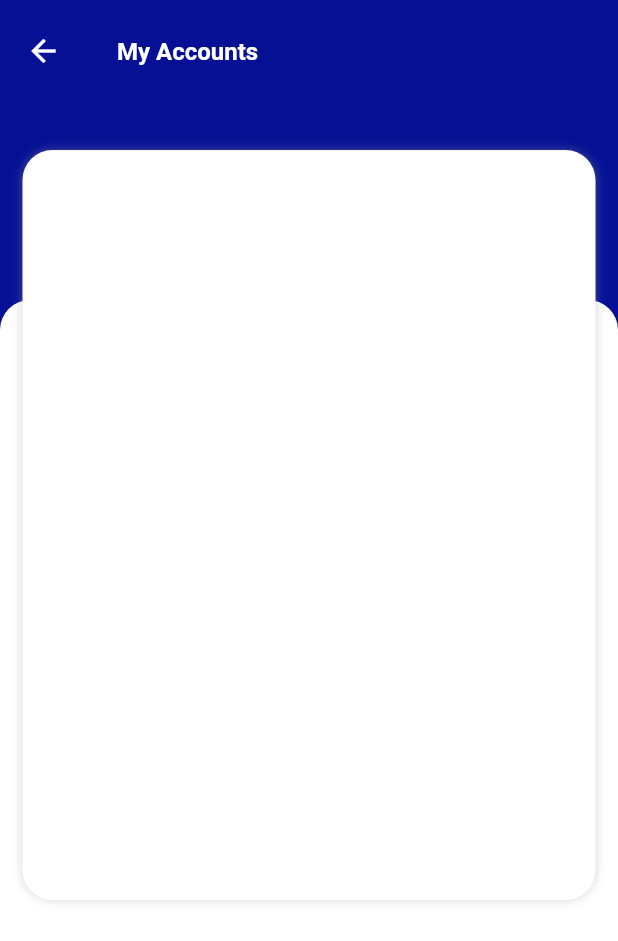
After one commit to bilal010/dacx_wallet_layouts, a Flutter app: the screen it shows after launch, after a tap on "Current Balance Main Layout", on a phone screen of 412 x 824 dp. The commit adds this screen. Shown: the top 941 px of the screen. Run offline on Flutter 3.47's test engine with Material 2 defaults, Android fonts, the light colour scheme and no system bars.

Commit message:
my account current balance screen added 1.0

```diff
--- /dev/null
+++ b/lib/main_layout_screen/current_balance_mls.dart
@@ -0,0 +1,93 @@
+import 'package:flutter/material.dart';
+
+
+class CurrentBalanceMainScreenLayout extends StatefulWidget {
+  const CurrentBalanceMainScreenLayout({Key? key}) : super(key: key);
+
+  @override
+  State<CurrentBalanceMainScreenLayout> createState() => _CurrentBalanceMainScreenLayoutState();
+}
+
+class _CurrentBalanceMainScreenLayoutState extends State<CurrentBalanceMainScreenLayout> {
+  @override
+  Widget build(BuildContext context) {
+    return SafeArea(
+      child: Scaffold(
+        body: Stack(
+          children: [
+            Positioned(
+              top: 0,
+              left: 0,
+              right: 0,
+              child: Container(
+                padding: const EdgeInsets.only(top: 10.0, bottom: 10.0, left: 5.0),
+                height: 400,
+                width: double.infinity,
+                color: const Color(0xff051094),
+                child: Row(
+                  //mainAxisAlignment: MainAxisAlignment.spaceBetween,
+                  crossAxisAlignment: CrossAxisAlignment.start,
+                  children: [
+                    IconButton(
+                      onPressed: () {},
+                      icon: const Icon(Icons.arrow_back_outlined, color: Colors.white,),
+                    ),
+                    const SizedBox(width: 25.0),
+                    const Padding(
+                      padding: EdgeInsets.symmetric(vertical: 15.0),
+                      child: Text(
+                        'My Accounts',
+                        style: TextStyle(fontSize: 16.0, color: Colors.white, fontWeight: FontWeight.w600),
+                      ),
+                    ),
+                    //const Icon(Icons.abc, color: Colors.white,)
+                  ],
+                ),
+              ),
+            ),
+            Positioned.fill(
+              top: 200.0,
+              child: Stack(
+                clipBehavior: Clip.none,
+                children: [
+                  Container(
+                    decoration: const BoxDecoration(
+                      borderRadius: BorderRadius.only(
+                        topRight: Radius.circular(20.0),
+                        topLeft: Radius.circular(20.0),
+                      ),
+                      color: Colors.white,
+                    ),
+                  ),
+                  Positioned(
+                    top: -100,
+                    left: 0,
+                    right: 0,
+                    child: Container(
+                      margin: const EdgeInsets.symmetric(horizontal: 15.0),
+                      width: double.infinity,
+                      height: 500,
+                      decoration: BoxDecoration(
+                        borderRadius: BorderRadius.circular(20),
+                        //color: Colors.blueGrey[200],
+                        color: Colors.white,
+                        boxShadow: [
+                          BoxShadow(
+                            color: Colors.grey.withOpacity(0.4),
+                            spreadRadius: 0, // extend the shadow
+                            blurRadius: 5, // soften the shadow
+                            offset: const Offset(0, 0), // changes position of shadow
+                          ),
+                        ],
+                      ),
+                    ),
+                  )
+                ],
+              ),
+            )
+          ],
+        ),
+      ),
+    );
+  }
+}
--- a/lib/main_layout_screen/get_cards.dart
+++ b/lib/main_layout_screen/get_cards.dart
@@ -9,10 +9,17 @@ class GetCards extends StatefulWidget {
 }
 
 class _GetCardsState extends State<GetCards> {
+
   PageController controller = PageController(
     initialPage: 0,
     viewportFraction: 0.9,
   );
+
+  @override
+  void dispose(){
+    controller.dispose();
+    super.dispose();
+  }
 
   @override
   Widget build(BuildContext context) {
@@ -27,10 +34,10 @@ class _GetCardsState extends State<GetCards> {
             bottom: 50.0,
           ),
           child: PageView(
-            pageSnapping: true,
+            //pageSnapping: true,
             //padEnds: true,
             controller: controller,
-            physics: const BouncingScrollPhysics(),
+            physics: const PageScrollPhysics(),
             scrollDirection: Axis.horizontal,
             children: [
               Container(
@@ -107,7 +114,10 @@ class _GetCardsState extends State<GetCards> {
   }
 
   Widget selectCardContents(
-      String cardType, String monthlyAmount, Color color) {
+    String cardType,
+    String monthlyAmount,
+    Color color,
+  ) {
     return Container(
       padding: const EdgeInsets.all(10.0),
       child: Column(
--- a/lib/main_menu.dart
+++ b/lib/main_menu.dart
@@ -1,6 +1,8 @@
 import 'package:dacx_wallet_layouts/main_layout_screen/get_cards.dart';
 import 'package:dacx_wallet_layouts/main_layout_screen/main_layout_screen.dart';
 import 'package:flutter/material.dart';
+
+import 'main_layout_screen/current_balance_mls.dart';
 
 class MainMenu extends StatelessWidget {
   const MainMenu({Key? key}) : super(key: key);
@@ -40,6 +42,17 @@ class MainMenu extends StatelessWidget {
                 child: const Text('Get Cards'),
               ),
 
+              ElevatedButton(
+                onPressed: () {
+                  Navigator.push(
+                    context,
+                    MaterialPageRoute(
+                      builder: (context) => const CurrentBalanceMainScreenLayout(),
+                    ),
+                  );
+                },
+                child: const Text('Current Balance Main Layout'),
+              ),
             ],
           ),
         ),
```
